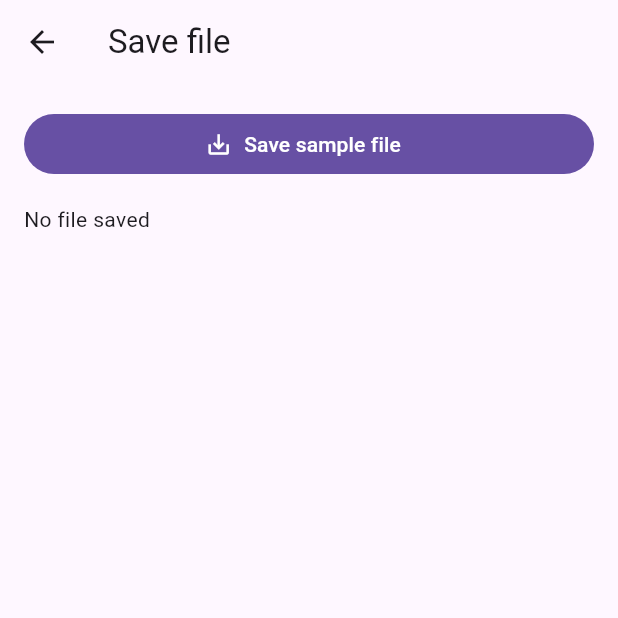
After one commit to lingjhf/filegate, a Flutter app: the screen it shows after launch, after a tap on "Save file", on a phone screen of 412 x 824 dp, the top half of it. The commit adds this screen. Run offline on Flutter 3.47's test engine with Material 3 defaults, Android fonts, the phone set to English and light mode, and no system bars; our stand-ins replace plugin_platform_interface.

Commit message:
test: cover file save example workflow

```diff
--- a/example/lib/main.dart
+++ b/example/lib/main.dart
@@ -5,6 +5,7 @@ import 'src/capabilities_example_page.dart';
 import 'src/directory_picker_example_page.dart';
 import 'src/file_picker_example_page.dart';
 import 'src/read_file_example_page.dart';
+import 'src/save_file_example_page.dart';
 
 void main() {
   runApp(const MyApp());
@@ -85,6 +86,19 @@ class _ExampleListPage extends StatelessWidget {
               );
             },
           ),
+          ListTile(
+            key: const ValueKey<String>('save-example-tile'),
+            title: const Text('Save file'),
+            subtitle: const Text('Save bytes with a native dialog'),
+            trailing: const Icon(Icons.chevron_right),
+            onTap: () {
+              Navigator.of(context).push(
+                MaterialPageRoute<void>(
+                  builder: (_) => SaveFileExamplePage(filegate: filegate),
+                ),
+              );
+            },
+          ),
         ],
       ),
     );
--- a/example/lib/src/capabilities_example_page.dart
+++ b/example/lib/src/capabilities_example_page.dart
@@ -54,6 +54,10 @@ class CapabilitiesExamplePage extends StatelessWidget {
                 label: 'Native URI read',
                 value: capabilities.supportsNativeUriRead,
               ),
+              _CapabilityTile(
+                label: 'File saving',
+                value: capabilities.supportsFileSaving,
+              ),
             ],
           );
         },
--- /dev/null
+++ b/example/lib/src/save_file_example_page.dart
@@ -0,0 +1,87 @@
+import 'dart:typed_data';
+
+import 'package:filegate/filegate.dart';
+import 'package:flutter/material.dart';
+
+class SaveFileExamplePage extends StatefulWidget {
+  const SaveFileExamplePage({super.key, required this.filegate});
+
+  final Filegate filegate;
+
+  @override
+  State<SaveFileExamplePage> createState() => _SaveFileExamplePageState();
+}
+
+class _SaveFileExamplePageState extends State<SaveFileExamplePage> {
+  PickedEntry? _entry;
+  String _status = 'No file saved';
+
+  Future<void> _saveFile() async {
+    setState(() {
+      _entry = null;
+      _status = 'Opening save dialog...';
+    });
+
+    try {
+      final entry = await widget.filegate.saveFile(
+        Uint8List.fromList('filegate export\n'.codeUnits),
+        suggestedName: 'filegate-export.txt',
+        allowedExtensions: const ['txt'],
+        title: 'Save export',
+        mimeType: 'text/plain',
+      );
+      if (!mounted) return;
+
+      setState(() {
+        _entry = entry;
+        _status = entry == null ? 'Save cancelled' : 'Saved ${entry.name}';
+      });
+    } catch (error) {
+      if (!mounted) return;
+      setState(() {
+        _entry = null;
+        _status = 'Save failed: $error';
+      });
+    }
+  }
+
+  @override
+  Widget build(BuildContext context) {
+    final entry = _entry;
+    return Scaffold(
+      appBar: AppBar(title: const Text('Save file')),
+      body: ListView(
+        padding: const EdgeInsets.all(16),
+        children: <Widget>[
+          FilledButton.icon(
+            key: const ValueKey<String>('save-file-button'),
+            onPressed: _saveFile,
+            icon: const Icon(Icons.save_alt),
+            label: const Text('Save sample file'),
+          ),
+          const SizedBox(height: 16),
+          Text(_status, key: const ValueKey<String>('save-status')),
+          if (entry != null) ...[
+            const SizedBox(height: 16),
+            ListTile(
+              leading: const Icon(Icons.description),
+              title: Text(entry.name),
+              subtitle: Text(_entrySubtitle(entry)),
+            ),
+          ],
+        ],
+      ),
+    );
+  }
+}
+
+String _entrySubtitle(PickedEntry entry) {
+  final parts = <String>[entry.path];
+  if (entry.size != null) {
+    parts.add('${entry.size} bytes');
+  }
+  if (entry.mimeType != null) {
+    parts.add(entry.mimeType!);
+  }
+  return parts.join(' | ');
+}
```
Also changed, not shown: 2 other files.
